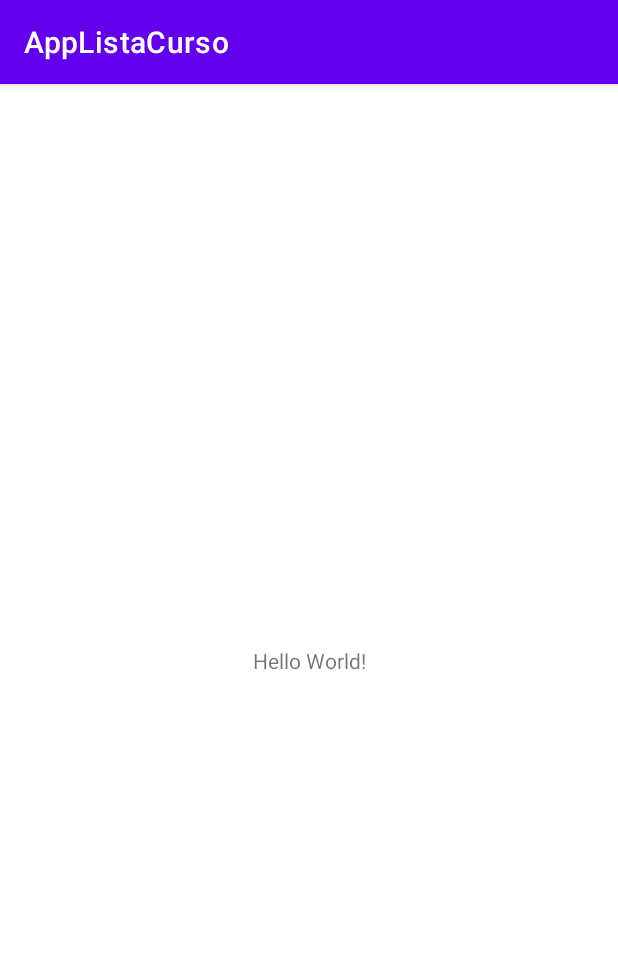
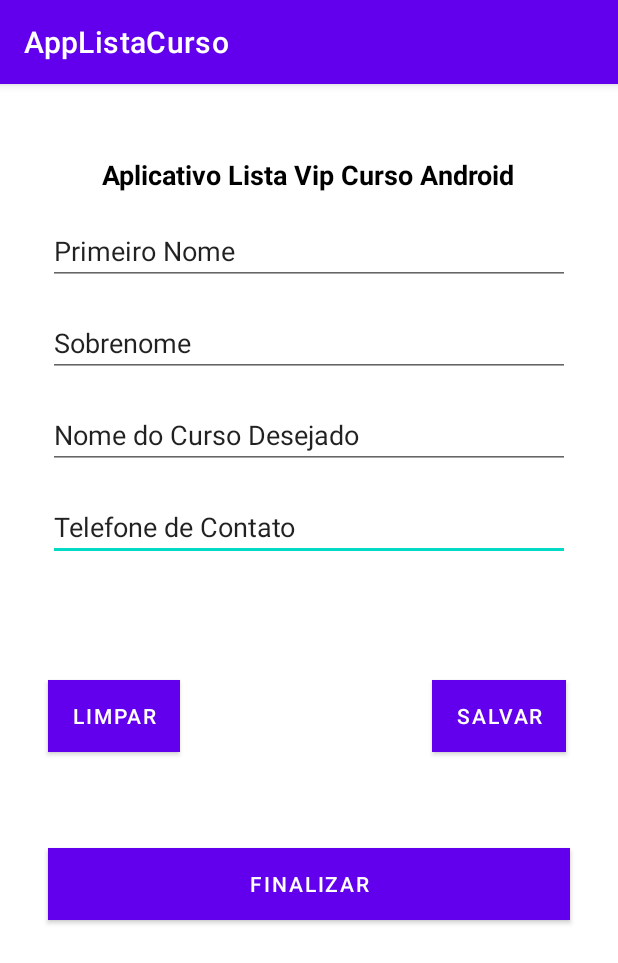
Before and after one commit to mbd2019/Curso-Desenvolvimento-Android-2023, an Android app: the screen it shows after launch (MainActivity), on a phone screen of 412 x 824 dp. Shown: the top 963 px of the screen. Run offline under Robolectric (Android 15) with nearby library versions, the phone set to English and light mode, and no system bars.

Commit message:
Criar o layout do Aplicativo

```diff
--- a/AppListaCurso/app/src/main/res/layout/activity_main.xml
+++ b/AppListaCurso/app/src/main/res/layout/activity_main.xml
@@ -4,15 +4,116 @@
     xmlns:tools="http://schemas.android.com/tools"
     android:layout_width="match_parent"
     android:layout_height="match_parent"
+    android:layout_margin="16dp"
     tools:context=".MainActivity">
 
     <TextView
+        android:id="@+id/textView"
         android:layout_width="wrap_content"
         android:layout_height="wrap_content"
-        android:text="Hello World!"
+        android:text="Aplicativo Lista Vip Curso Android"
+        android:textAlignment="center"
+        android:textColor="@color/black"
+        android:textSize="18sp"
+        android:textStyle="bold"
+        app:layout_constraintBottom_toBottomOf="parent"
+        app:layout_constraintEnd_toEndOf="parent"
+        app:layout_constraintHorizontal_bias="0.496"
+        app:layout_constraintStart_toStartOf="parent"
+        app:layout_constraintTop_toTopOf="parent"
+        app:layout_constraintVertical_bias="0.045" />
+
+    <EditText
+        android:id="@+id/editTextTextPersonName4"
+        android:layout_width="match_parent"
+        android:layout_height="wrap_content"
+        android:layout_margin="16dp"
+        android:layout_marginTop="32dp"
+        android:ems="10"
+        android:inputType="textPersonName"
+        android:text="Telefone de Contato"
+        app:layout_constraintEnd_toEndOf="parent"
+        app:layout_constraintStart_toStartOf="parent"
+        app:layout_constraintTop_toBottomOf="@+id/editTextTextPersonName3" />
+
+    <EditText
+        android:id="@+id/editTextTextPersonName"
+        android:layout_width="match_parent"
+        android:layout_height="wrap_content"
+        android:layout_margin="16dp"
+        android:layout_marginTop="36dp"
+        android:ems="10"
+        android:inputType="textPersonName"
+        android:text="Primeiro Nome"
+        app:layout_constraintEnd_toEndOf="parent"
+        app:layout_constraintStart_toStartOf="parent"
+        app:layout_constraintTop_toBottomOf="@+id/textView" />
+
+    <EditText
+        android:id="@+id/editTextTextPersonName3"
+        android:layout_width="match_parent"
+        android:layout_height="wrap_content"
+        android:layout_margin="16dp"
+        android:layout_marginTop="4dp"
+        android:ems="10"
+        android:inputType="textPersonName"
+        android:text="Nome do Curso Desejado"
+        app:layout_constraintEnd_toEndOf="parent"
+        app:layout_constraintStart_toStartOf="parent"
+        app:layout_constraintTop_toBottomOf="@+id/editTextTextPersonName2" />
+
+    <EditText
+        android:id="@+id/editTextTextPersonName2"
+        android:layout_width="match_parent"
+        android:layout_height="wrap_content"
+        android:layout_margin="16dp"
+        android:layout_marginTop="28dp"
+        android:ems="10"
+        android:inputType="textPersonName"
+        android:text="Sobrenome"
+        app:layout_constraintEnd_toEndOf="parent"
+        app:layout_constraintStart_toStartOf="parent"
+        app:layout_constraintTop_toBottomOf="@+id/editTextTextPersonName" />
+
+    <Button
+        android:id="@+id/button"
+        android:layout_width="wrap_content"
+        android:layout_height="wrap_content"
+        android:layout_marginStart="16dp"
+        android:layout_marginBottom="64dp"
+        android:background="#00FFFF"
+        android:text="Limpar"
+        app:layout_constraintBottom_toTopOf="@+id/button3"
+        app:layout_constraintStart_toStartOf="parent"
+        app:layout_constraintTop_toBottomOf="@+id/editTextTextPersonName4"
+        app:layout_constraintVertical_bias="1.0" />
+
+    <Button
+        android:id="@+id/button2"
+        android:layout_width="wrap_content"
+        android:layout_height="wrap_content"
+        android:layout_marginStart="156dp"
+        android:layout_marginBottom="64dp"
+        android:background="#00FFFF"
+        android:text="salvar"
+        app:layout_constraintBottom_toTopOf="@+id/button3"
+        app:layout_constraintEnd_toEndOf="parent"
+        app:layout_constraintHorizontal_bias="0.384"
+        app:layout_constraintStart_toEndOf="@+id/button"
+        app:layout_constraintTop_toBottomOf="@+id/editTextTextPersonName4"
+        app:layout_constraintVertical_bias="1.0" />
+
+    <Button
+        android:id="@+id/button3"
+        android:layout_width="match_parent"
+        android:layout_height="wrap_content"
+        android:layout_margin="16dp"
+        android:background="#5AE1E1"
+        android:text="finalizar"
         app:layout_constraintBottom_toBottomOf="parent"
         app:layout_constraintEnd_toEndOf="parent"
         app:layout_constraintStart_toStartOf="parent"
-        app:layout_constraintTop_toTopOf="parent" />
+        app:layout_constraintTop_toBottomOf="@+id/editTextTextPersonName4"
+        app:layout_constraintVertical_bias="0.495" />
 
 </androidx.constraintlayout.widget.ConstraintLayout>
--- a/AppListaCurso/app/src/main/res/values/colors.xml
+++ b/AppListaCurso/app/src/main/res/values/colors.xml
@@ -7,4 +7,5 @@
     <color name="teal_700">#FF018786</color>
     <color name="black">#FF000000</color>
     <color name="white">#FFFFFFFF</color>
+    <color name="corBotoes">#4DB2BE</color>
 </resources>
```
